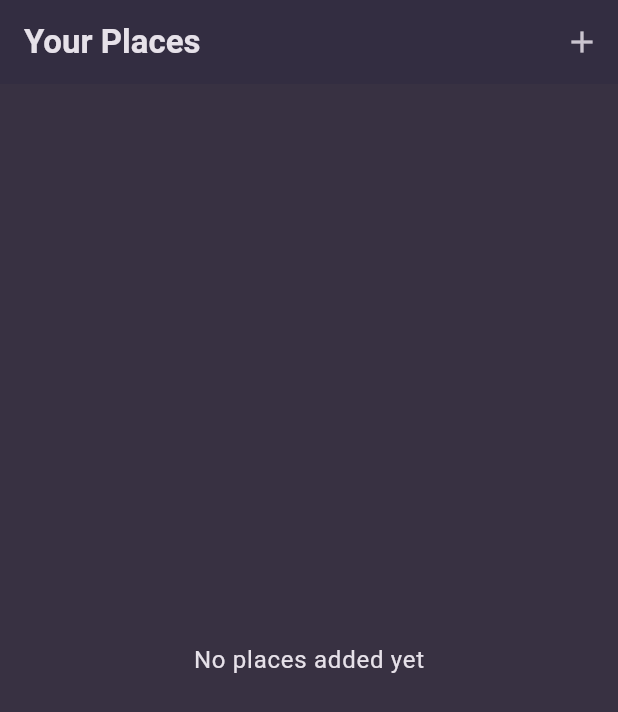
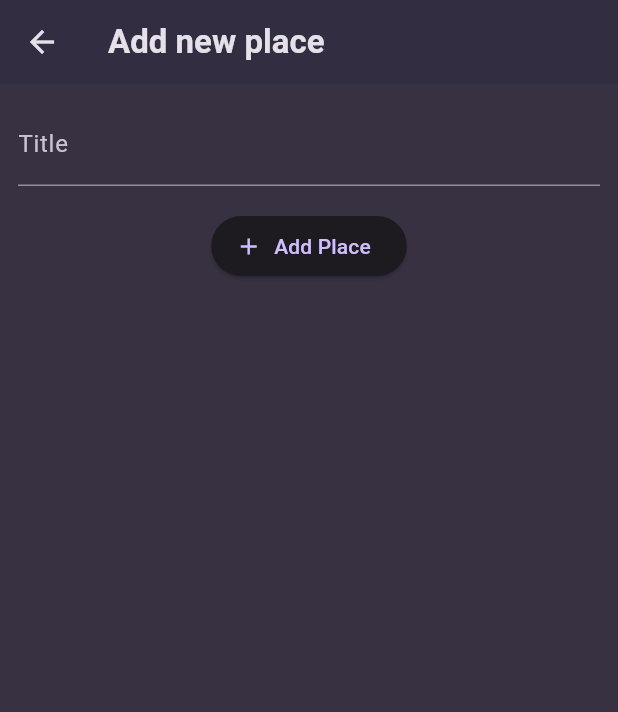
Before and after one commit to dlipkumar77/favorite_places, a Flutter app: the screen it shows after launch, after a tap on the "add" icon, on a phone screen of 412 x 824 dp. Shown: the top 712 px of the screen. Run offline on Flutter 3.47's test engine with Material 3 defaults, Android fonts, the phone set to English and light mode, and no system bars; our stand-ins replace google_fonts.

Commit message:
Add new place screen design

```diff
--- a/lib/main.dart
+++ b/lib/main.dart
@@ -1,6 +1,6 @@
 import 'package:flutter/material.dart';
+import 'package:google_fonts/google_fonts.dart';
 import '/screens/places_list_screen.dart';
-import 'package:google_fonts/google_fonts.dart';
 
 final colorScheme = ColorScheme.fromSeed(
   brightness: Brightness.dark,
@@ -31,7 +31,7 @@ void main() {
 }
 
 class MyApp extends StatelessWidget {
-  const MyApp({Key? key}) : super(key: key);
+  const MyApp({super.key});
 
   @override
   Widget build(BuildContext context) {
--- a/lib/screens/add_place.dart
+++ b/lib/screens/add_place.dart
@@ -0,0 +1,51 @@
+import 'package:flutter/material.dart';
+
+class AddPlaceScreen extends StatefulWidget {
+  const AddPlaceScreen({super.key});
+
+  @override
+  State<AddPlaceScreen> createState() {
+    return _AddPlaceScreenState();
+  }
+}
+
+class _AddPlaceScreenState extends State<AddPlaceScreen> {
+  final _titleController = TextEditingController();
+  @override
+  void dispose() {
+    _titleController.dispose();
+    super.dispose();
+  }
+
+  @override
+  Widget build(BuildContext context) {
+    return Scaffold(
+      appBar: AppBar(
+        title: Text('Add new place'),
+        backgroundColor: Theme.of(context).colorScheme.onSecondary,
+      ),
+      body: SingleChildScrollView(
+        padding: EdgeInsets.all(12),
+        child: Column(
+          children: [
+            TextField(
+              decoration: InputDecoration(
+                labelText: 'Title',
+              ),
+              style: TextStyle(color: Theme.of(context).colorScheme.onSurface),
+              controller: _titleController,
+            ),
+            SizedBox(
+              height: 16,
+            ),
+            ElevatedButton.icon(
+              onPressed: () {},
+              icon: Icon(Icons.add),
+              label: Text('Add Place'),
+            )
+          ],
+        ),
+      ),
+    );
+  }
+}
--- a/lib/screens/places_list_screen.dart
+++ b/lib/screens/places_list_screen.dart
@@ -1,5 +1,6 @@
 import 'package:flutter/material.dart';
 import '/widgets/places_list.dart';
+import '/screens/add_place.dart';
 
 class PlacesListScreen extends StatelessWidget {
   const PlacesListScreen({super.key});
@@ -11,7 +12,13 @@ class PlacesListScreen extends StatelessWidget {
         backgroundColor: Theme.of(context).colorScheme.onSecondary,
         actions: [
           IconButton(
-            onPressed: () {},
+            onPressed: () {
+              Navigator.of(context).push(
+                MaterialPageRoute(
+                  builder: (ctx) => AddPlaceScreen(),
+                ),
+              );
+            },
             icon: Icon(Icons.add),
           )
         ],
```
